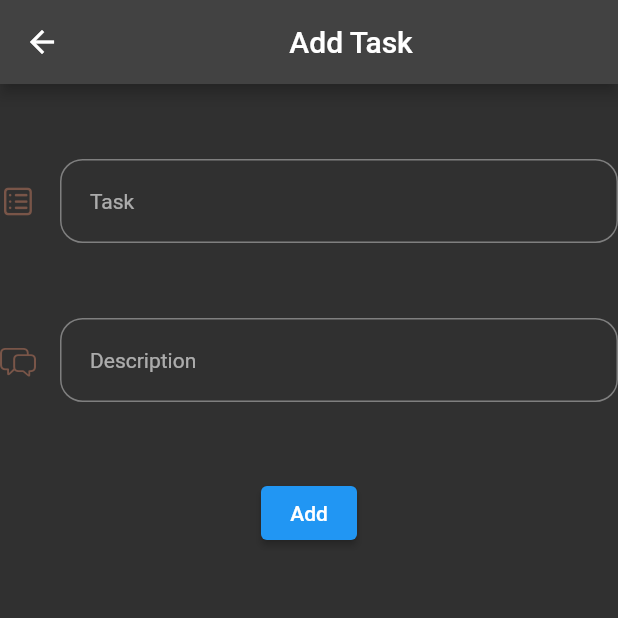
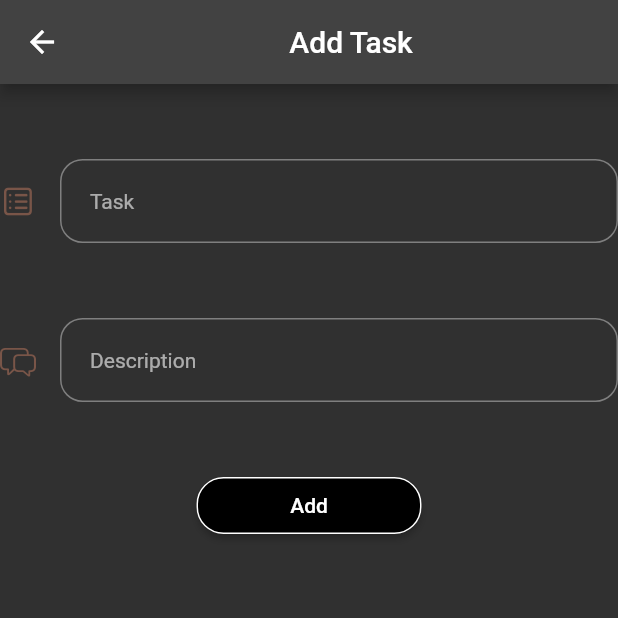
Before and after one commit to Wasiue03/todo_list, a Flutter app: the screen it shows after launch, after a tap on the "add task" icon, on a phone screen of 412 x 824 dp, the top half of it. Run offline on Flutter 3.47's test engine with Material 2 defaults, Android fonts, the phone set to English and light mode, and no system bars; our stand-ins replace cloud_firestore, firebase_core; accounts and stored records are empty.

Commit message:
data_fetcher and data_writer class created successfully

```diff
--- a/lib/screens/add_task.dart
+++ b/lib/screens/add_task.dart
@@ -1,11 +1,15 @@
 import 'package:flutter/cupertino.dart';
 import 'package:flutter/material.dart';
+import 'package:todo_list/services/database/writer.dart';
 
 class AddTask extends StatelessWidget {
   const AddTask({super.key});
 
   @override
   Widget build(BuildContext context) {
+    final TextEditingController _titleController = TextEditingController();
+    final TextEditingController _descriptionController =
+        TextEditingController();
     final Widget smallspace = SizedBox(
       height: 50.0,
     );
@@ -20,6 +24,7 @@ class AddTask extends StatelessWidget {
           children: [
             smallspace,
             TextFormField(
+              controller: _titleController,
               style: const TextStyle(fontSize: 14),
               decoration: InputDecoration(
                 contentPadding: const EdgeInsets.symmetric(
@@ -37,6 +42,7 @@ class AddTask extends StatelessWidget {
             ),
             smallspace,
             TextFormField(
+              controller: _descriptionController,
               keyboardType: TextInputType.multiline,
               maxLines: null,
               style: const TextStyle(fontSize: 14),
@@ -58,9 +64,32 @@ class AddTask extends StatelessWidget {
             Row(
               mainAxisAlignment: MainAxisAlignment.center,
               children: [
-                ElevatedButton(
-                  onPressed: () {},
-                  child: Text("Add"),
+                SizedBox(
+                  width: 150,
+                  height: 38,
+                  child: ElevatedButton(
+                      onPressed: () async {
+                        String taskTitle = _titleController.text;
+                        String taskDescription = _descriptionController.text;
+
+                        // Call the function to save the data to Firestore
+                        await DataWriter.create(taskTitle, taskDescription);
+
+                        // Clear the TextFormFields after adding the task
+                        _titleController.clear();
+                        _descriptionController.clear();
+                      },
+                      child: Text(
+                        "Add",
+                      ),
+                      style: ButtonStyle(
+                          backgroundColor:
+                              MaterialStatePropertyAll<Color>(Colors.black),
+                          shape:
+                              MaterialStateProperty.all<RoundedRectangleBorder>(
+                                  RoundedRectangleBorder(
+                                      borderRadius: BorderRadius.circular(18.0),
+                                      side: BorderSide(color: Colors.white))))),
                 ),
               ],
             )
--- a/lib/screens/todo.dart
+++ b/lib/screens/todo.dart
@@ -1,5 +1,6 @@
 import 'package:flutter/material.dart';
 import 'package:todo_list/screens/add_task.dart';
+import 'package:todo_list/services/database/read_data.dart';
 import 'package:todo_list/services/database/writer.dart';
 
 class TodoScreen extends StatelessWidget {
@@ -13,24 +14,31 @@ class TodoScreen extends StatelessWidget {
           child: Text("Tasks"),
         ),
       ),
-      body: Row(
-        mainAxisAlignment: MainAxisAlignment.spaceEvenly,
-        children: [
-          TextButton(
-            onPressed: () {},
-            child: Text(
-              "Completed",
-              style: TextStyle(fontSize: 15, color: Colors.white),
-            ),
-          ),
-          TextButton(
-            onPressed: () {},
-            child: Text(
-              "Pending",
-              style: TextStyle(fontSize: 15, color: Colors.white),
-            ),
-          ),
-        ],
+      body: StreamBuilder(
+        stream: DataReader.fetchTask(),
+        builder: (context, snapshot) {
+          if (snapshot.connectionState == ConnectionState.waiting) {
+            return const Center(
+              child: CircularProgressIndicator(),
+            );
+          } else if (snapshot.hasData) {
+            final tasks = snapshot.data!.docs;
+            return ListView.builder(
+              itemCount: tasks.length,
+              itemBuilder: (context, index) {
+                final task = tasks[index].data();
+                return ListTile(
+                  title: Text(task['title']),
+                  subtitle: Text(task['Desc']),
+                );
+              },
+            );
+          } else {
+            return const Center(
+              child: Text('No data found.'),
+            );
+          }
+        },
       ),
       floatingActionButton: FloatingActionButton(
         onPressed: () {
--- /dev/null
+++ b/lib/services/database/read_data.dart
@@ -0,0 +1,15 @@
+import 'package:cloud_firestore/cloud_firestore.dart';
+import 'package:flutter/cupertino.dart';
+
+class DataReader {
+  static final firestore = FirebaseFirestore.instance;
+
+  static Stream<QuerySnapshot<Map<String, dynamic>>> fetchTask() {
+    try {
+      return firestore.collection('tasks').snapshots().asBroadcastStream();
+    } catch (e) {
+      debugPrint(e.toString());
+      rethrow;
+    }
+  }
+}
```
Also changed, not shown: lib/services/database/writer.dart (+5 -7 lines).
